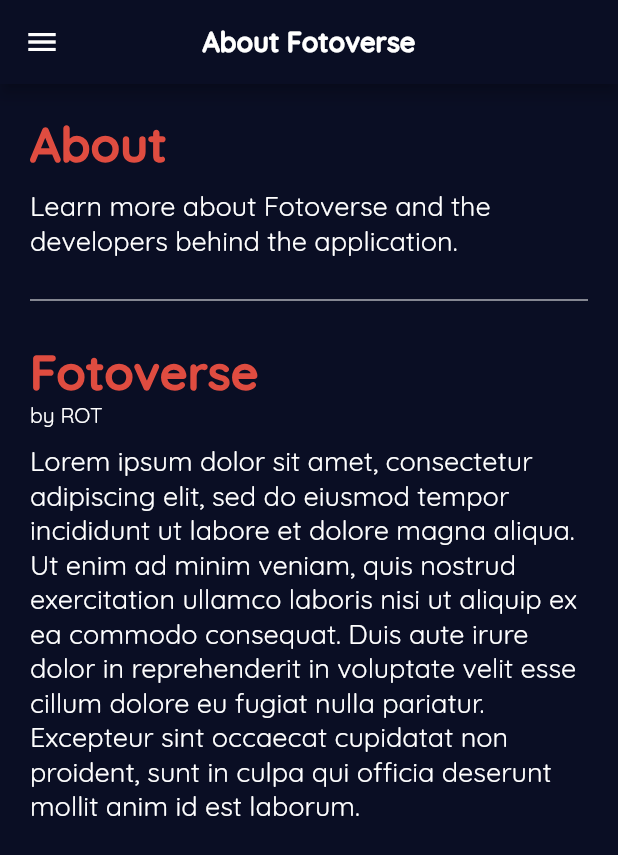
After one commit to lansoyyy/fotoverse, a Flutter app: the AboutUsPage screen opened directly, on a phone screen of 412 x 824 dp. The commit adds this screen. Shown: the top 855 px of the screen. Run offline on Flutter 3.47's test engine with Material 2 defaults, Android fonts, the phone set to English and light mode, and no system bars; our stand-ins replace fluttertoast, image_picker; missing offline and left inert: tflite; project files that could hold a hidden picture were left out.

Commit message:
added about us page

```diff
--- /dev/null
+++ b/lib/screens/pages/aboutus_page.dart
@@ -0,0 +1,82 @@
+import 'package:flutter/material.dart';
+import 'package:fotoverse/widgets/text_widget.dart';
+
+import '../../utils/colors.dart';
+import '../../widgets/drawer_widget.dart';
+
+class AboutUsPage extends StatelessWidget {
+  const AboutUsPage({Key? key}) : super(key: key);
+
+  @override
+  Widget build(BuildContext context) {
+    return Scaffold(
+      appBar: AppBar(
+        backgroundColor: primary,
+        title: TextBold(
+            text: 'About Fotoverse', fontSize: 18, color: Colors.white),
+        centerTitle: true,
+      ),
+      drawer: const DrawerWidget(),
+      body: Container(
+        height: double.infinity,
+        width: double.infinity,
+        decoration: const BoxDecoration(
+          color: primary,
+        ),
+        child: Padding(
+          padding: const EdgeInsets.only(left: 20, right: 20),
+          child: Column(
+            crossAxisAlignment: CrossAxisAlignment.start,
+            children: [
+              const SizedBox(
+                height: 20,
+              ),
+              TextBold(
+                text: 'About',
+                fontSize: 32,
+                color: red,
+              ),
+              const SizedBox(
+                height: 10,
+              ),
+              TextRegular(
+                text:
+                    'Learn more about Fotoverse and the developers behind the application.',
+                fontSize: 18,
+                color: Colors.white,
+              ),
+              const SizedBox(
+                height: 20,
+              ),
+              const Divider(
+                color: Colors.white,
+              ),
+              const SizedBox(
+                height: 20,
+              ),
+              TextBold(
+                text: 'Fotoverse',
+                fontSize: 32,
+                color: red,
+              ),
+              TextRegular(
+                text: 'by ROT',
+                fontSize: 14,
+                color: Colors.white,
+              ),
+              const SizedBox(
+                height: 10,
+              ),
+              TextRegular(
+                text:
+                    'Lorem ipsum dolor sit amet, consectetur adipiscing elit, sed do eiusmod tempor incididunt ut labore et dolore magna aliqua. Ut enim ad minim veniam, quis nostrud exercitation ullamco laboris nisi ut aliquip ex ea commodo consequat. Duis aute irure dolor in reprehenderit in voluptate velit esse cillum dolore eu fugiat nulla pariatur. Excepteur sint occaecat cupidatat non proident, sunt in culpa qui officia deserunt mollit anim id est laborum.',
+                fontSize: 18,
+                color: Colors.white,
+              ),
+            ],
+          ),
+        ),
+      ),
+    );
+  }
+}
--- a/lib/widgets/drawer_widget.dart
+++ b/lib/widgets/drawer_widget.dart
@@ -1,6 +1,7 @@
 import 'package:flutter/material.dart';
 import 'package:fotoverse/screens/auth/login_screen.dart';
 import 'package:fotoverse/screens/home_screen.dart';
+import 'package:fotoverse/screens/pages/aboutus_page.dart';
 import 'package:fotoverse/screens/pages/my_creations_page.dart';
 import 'package:fotoverse/screens/pages/profile_page.dart';
 import 'package:fotoverse/utils/colors.dart';
@@ -85,7 +86,7 @@
               ),
               onTap: () {
                 Navigator.of(context).pushReplacement(MaterialPageRoute(
-                    builder: (context) => const HomeScreen()));
+                    builder: (context) => const AboutUsPage()));
               },
             ),
             ListTile(
```
